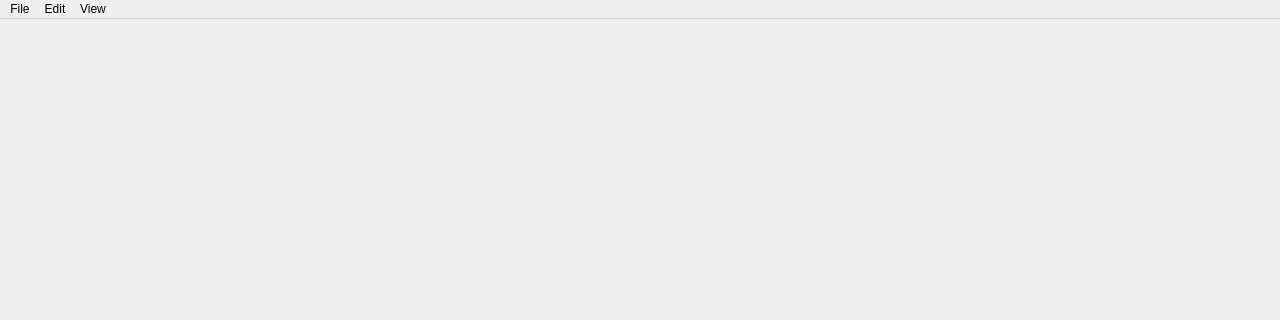
Sokyoei/Aster, file src/ui/mainwindow.ui: the form before one commit; both pictures show x 0 to 1280 and y 0 to 320 of the 1280 by 800 pixel window.
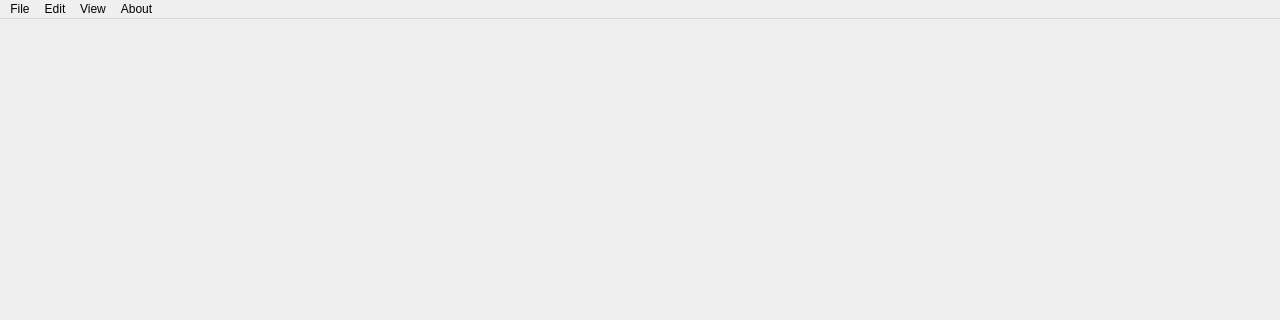
The form after the commit.

Diff of the .ui file:
```diff
--- a/src/ui/mainwindow.ui
+++ b/src/ui/mainwindow.ui
@@ -39,9 +39,15 @@
      <string>View</string>
     </property>
    </widget>
+   <widget class="QMenu" name="menuAbout">
+    <property name="title">
+     <string>About</string>
+    </property>
+   </widget>
    <addaction name="menuFile"/>
    <addaction name="menuEdit"/>
    <addaction name="menuView"/>
+   <addaction name="menuAbout"/>
   </widget>
   <widget class="QStatusBar" name="statusbar"/>
   <action name="actionOpen">
```
Left out of the diff: 5 changed lines with no effect on the pictures.
